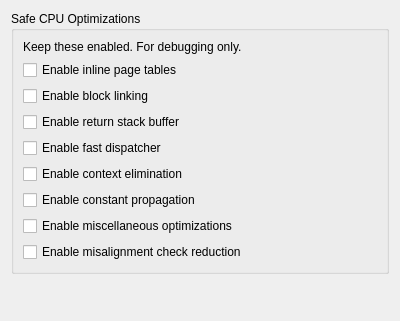
First picture: the form in src/yuzu/configuration/configure_cpu.ui, repository rorrim-rorrim/eden-alt, before the edit.
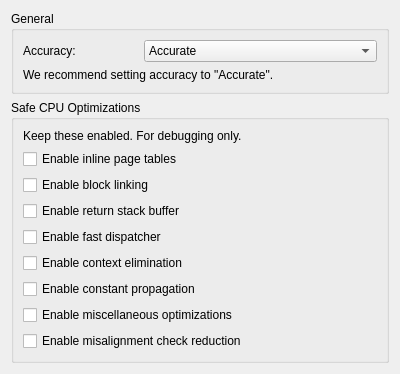
Second picture: the form after the edit.

Commit message: configure_cpu: Show/Hide debugging options

What changed in the file:
```diff
--- a/src/yuzu/configuration/configure_cpu.ui
+++ b/src/yuzu/configuration/configure_cpu.ui
@@ -19,6 +19,54 @@
      <item>
       <widget class="QGroupBox">
        <property name="title">
+        <string>General</string>
+       </property>
+       <layout class="QVBoxLayout">
+        <item>
+         <layout class="QHBoxLayout">
+          <item>
+           <widget class="QLabel">
+            <property name="text">
+             <string>Accuracy:</string>
+            </property>
+           </widget>
+          </item>
+          <item>
+           <widget class="QComboBox" name="accuracy">
+            <item>
+             <property name="text">
+              <string>Accurate</string>
+             </property>
+            </item>
+            <item>
+             <property name="text">
+              <string>Debugging Mode (Debugging ONLY)</string>
+             </property>
+            </item>
+           </widget>
+          </item>
+         </layout>
+        </item>
+        <item>
+         <widget class="QLabel">
+          <property name="wordWrap">
+            <bool>1</bool>
+          </property>
+          <property name="text">
+           <string>We recommend setting accuracy to "Accurate".</string>
+          </property>
+         </widget>
+        </item>
+       </layout>
+      </widget>
+     </item>
+    </layout>
+   </item>
+   <item>
+    <layout class="QVBoxLayout">
+     <item>
+      <widget class="QGroupBox" name="group_safe">
+       <property name="title">
         <string>Safe CPU Optimizations</string>
        </property>
        <layout class="QVBoxLayout">
```
The commit also changes 6 other files.
